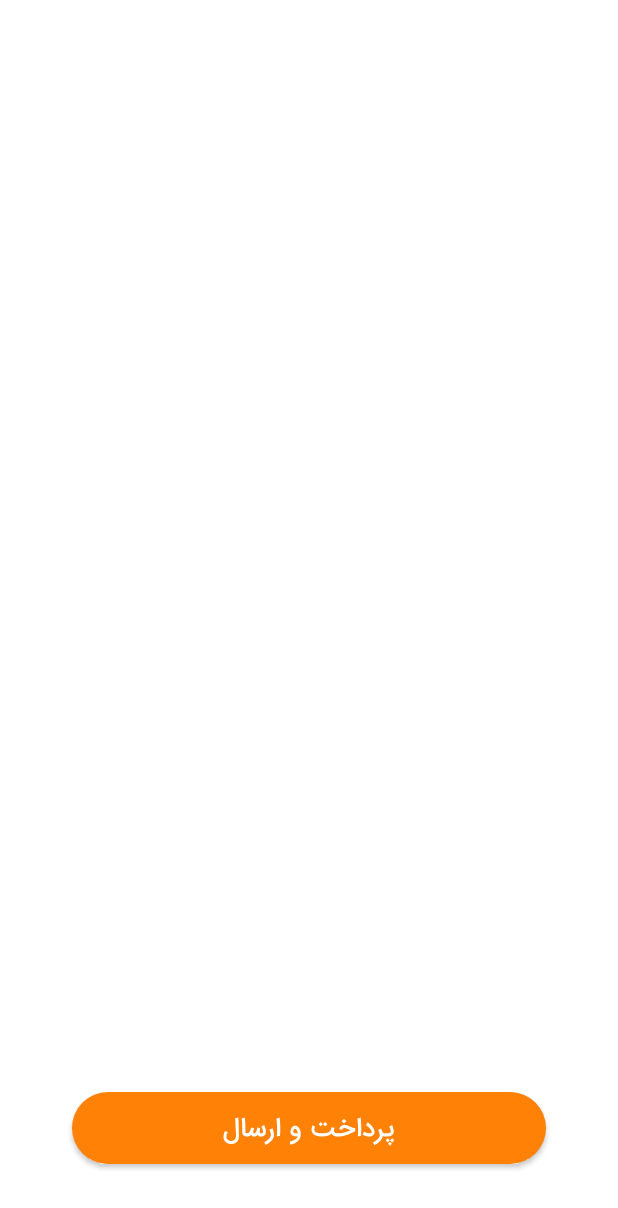
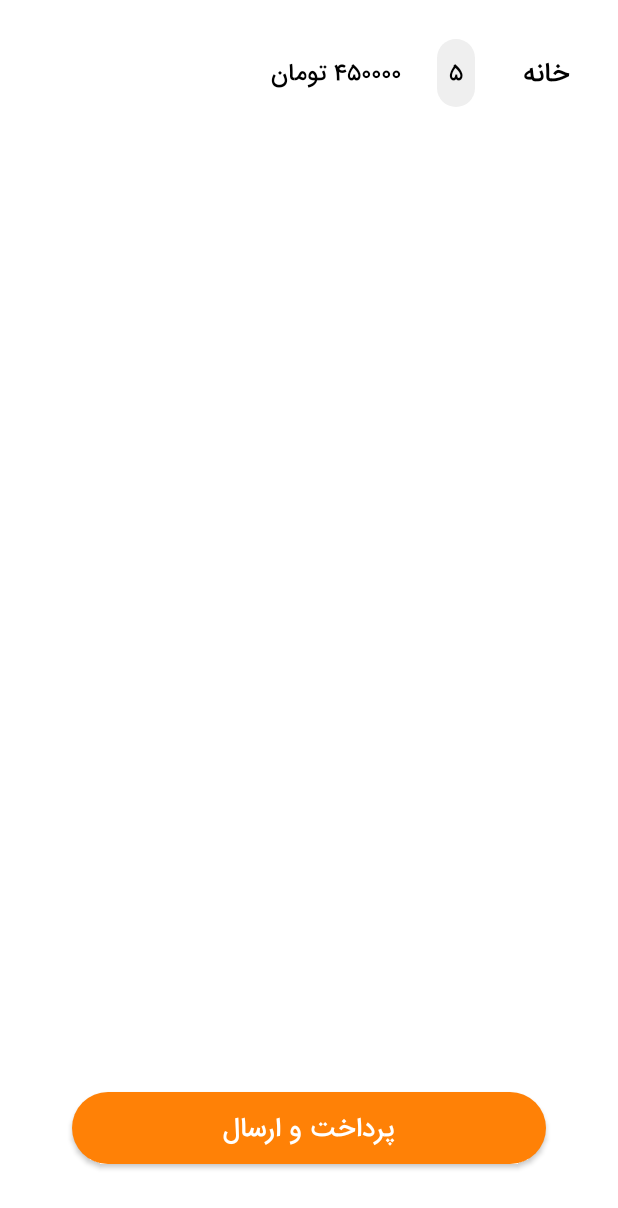
Before and after one commit to Sanaebadi97/OnlineFood, an Android app: the layout fragment_card.xml on its own in the app's theme, with its tools: preview values and no code run, on a phone screen of 412 x 824 dp. Shown: the top 1208 px of the screen. Run offline under Robolectric (Android 15) with nearby library versions, the phone set to English and light mode, and no system bars.

Commit message:
added base of card item

```diff
--- /dev/null
+++ b/app/src/main/res/drawable/count_bg.xml
@@ -0,0 +1,9 @@
+<?xml version="1.0" encoding="utf-8"?>
+<shape xmlns:android="http://schemas.android.com/apk/res/android"
+    android:shape="rectangle">
+
+    <solid android:color="@color/light_pink"/>
+
+    <corners android:radius="@dimen/default_margin_quadruple"/>
+
+</shape>
--- /dev/null
+++ b/app/src/main/res/layout/card_item.xml
@@ -0,0 +1,54 @@
+<?xml version="1.0" encoding="utf-8"?>
+<androidx.constraintlayout.widget.ConstraintLayout xmlns:android="http://schemas.android.com/apk/res/android"
+    xmlns:app="http://schemas.android.com/apk/res-auto"
+    android:layout_width="match_parent"
+    android:layout_height="match_parent"
+    android:layoutDirection="rtl">
+
+    <androidx.appcompat.widget.AppCompatTextView
+        android:id="@+id/text_food_title"
+        android:layout_width="0dp"
+        app:layout_constraintHorizontal_weight="3"
+        android:layout_height="wrap_content"
+        android:layout_marginStart="@dimen/default_margin"
+        android:layout_marginTop="@dimen/default_margin"
+        android:layout_marginEnd="@dimen/default_margin"
+        android:fontFamily="@font/iransans_bold"
+        android:padding="@dimen/default_margin"
+        android:text="@string/home"
+        android:textColor="@color/black"
+        android:textSize="@dimen/text_size_large"
+        app:layout_constraintRight_toRightOf="parent"
+        app:layout_constraintTop_toTopOf="parent" />
+
+    <androidx.appcompat.widget.AppCompatTextView
+        android:id="@+id/text_count_card"
+        android:layout_width="0dp"
+        app:layout_constraintHorizontal_weight="3"
+        android:layout_height="wrap_content"
+        android:layout_marginStart="@dimen/default_margin"
+        android:layout_marginEnd="@dimen/default_margin"
+        android:background="@drawable/count_bg"
+        android:padding="@dimen/default_margin_half"
+        android:text="5"
+        android:textColor="@color/black"
+        android:textSize="@dimen/text_size_medium"
+        app:layout_constraintBottom_toBottomOf="@id/text_food_title"
+        app:layout_constraintStart_toEndOf="@+id/text_food_title"
+        app:layout_constraintTop_toTopOf="@id/text_food_title" />
+
+    <androidx.appcompat.widget.AppCompatTextView
+        android:layout_width="0dp"
+        app:layout_constraintHorizontal_weight="3"
+        android:layout_height="wrap_content"
+        android:layout_marginStart="@dimen/default_margin"
+        android:layout_marginEnd="@dimen/default_margin"
+        android:padding="@dimen/default_margin_half"
+        android:text="450000 تومان"
+        android:textColor="@color/black"
+        android:textSize="@dimen/text_size_medium"
+        app:layout_constraintBottom_toBottomOf="@id/text_count_card"
+        app:layout_constraintStart_toEndOf="@+id/text_count_card"
+        app:layout_constraintTop_toTopOf="@id/text_count_card" />
+
+</androidx.constraintlayout.widget.ConstraintLayout>
--- a/app/src/main/res/layout/fragment_card.xml
+++ b/app/src/main/res/layout/fragment_card.xml
@@ -12,6 +12,7 @@
         android:layout_height="match_parent"
         app:layout_constraintEnd_toEndOf="parent"
         app:layout_constraintStart_toStartOf="parent"
+        tools:listitem="@layout/card_item"
         app:layout_constraintTop_toTopOf="parent" />
 
 
--- a/app/src/main/res/values/colors.xml
+++ b/app/src/main/res/values/colors.xml
@@ -10,4 +10,6 @@
 
     <color name="orange">#ff8106</color>
     <color name="gray">#555555</color>
+
+    <color name="light_pink">#efefef</color>
 </resources>
```
